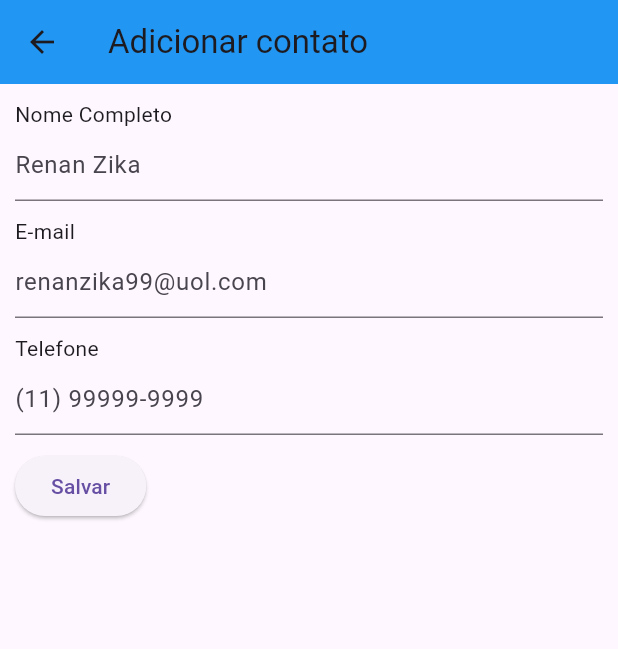
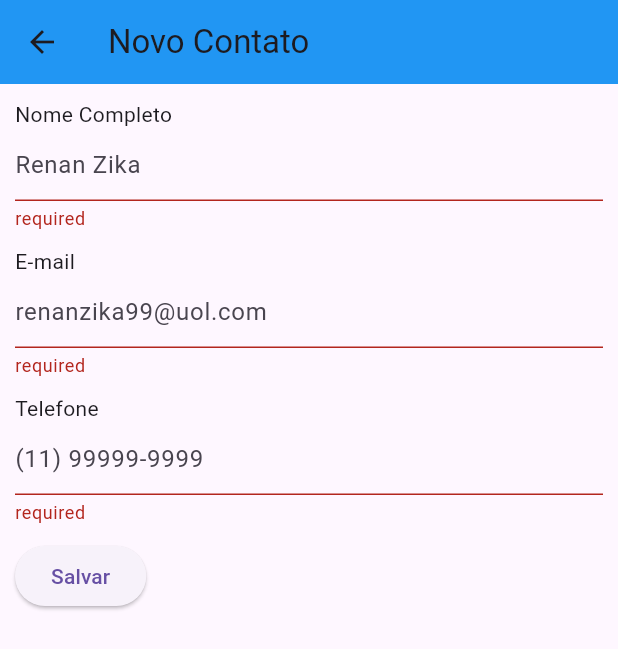
Before and after one commit to LucasRomanato0/Front-End, a Flutter app: the AddPage screen opened by its route, after a tap on "Salvar", on a phone screen of 412 x 824 dp. Shown: the top 649 px of the screen. Run offline on Flutter 3.47's test engine with Material 3 defaults, Android fonts, the phone set to English and light mode, and no system bars; our stand-ins replace auto_size_text, dio, equatable, flutter_modular, google_fonts; network calls fail.

Commit message:
implementando funcionalidade de adicionar contato no presentation

```diff
--- a/Flutter/clean_arch/lib/app/modules/home/home_module.dart
+++ b/Flutter/clean_arch/lib/app/modules/home/home_module.dart
@@ -29,7 +29,7 @@ class HomeModule extends Module {
         Bind.singleton<HomeController>(
           (i) => HomeController(i<GetUsersUsecase>()),
         ),
-        Bind.singleton<AddController>((i) => AddController()),
+        Bind.singleton<AddController>((i) => AddController(i())),
       ];
 
   @override
--- a/Flutter/clean_arch/lib/app/modules/home/presentation/controllers/add_controller.dart
+++ b/Flutter/clean_arch/lib/app/modules/home/presentation/controllers/add_controller.dart
@@ -1 +1,12 @@
-class AddController {}
+import 'package:clean_arch/app/modules/home/domain/models/dto/user_dto.dart';
+import 'package:clean_arch/app/modules/home/domain/usecases/add_user_usecase.dart';
+import 'package:clean_arch/app/modules/shared/response/response_presentation.dart';
+
+class AddController {
+  final IAddUserUsecase _usecase;
+  AddController(this._usecase);
+
+  Future<ResponsePresentation> addContact(UserDto dto) async {
+    return await _usecase(dto);
+  }
+}
--- a/Flutter/clean_arch/lib/app/modules/home/presentation/ui/add_page.dart
+++ b/Flutter/clean_arch/lib/app/modules/home/presentation/ui/add_page.dart
@@ -1,4 +1,7 @@
+import 'package:clean_arch/app/modules/home/domain/models/dto/user_dto.dart';
+import 'package:clean_arch/app/modules/home/presentation/controllers/add_controller.dart';
 import 'package:flutter/material.dart';
+import 'package:flutter_modular/flutter_modular.dart';
 
 class AddPage extends StatefulWidget {
   const AddPage({super.key});
@@ -8,20 +11,34 @@ class AddPage extends StatefulWidget {
 }
 
 class _AddPageState extends State<AddPage> {
+  final controller = Modular.get<AddController>();
+  final formKey = GlobalKey<FormState>();
+
+  final TextEditingController _nameController = TextEditingController();
+  final TextEditingController _emailController = TextEditingController();
+  final TextEditingController _phoneController = TextEditingController();
+
   @override
   Widget build(BuildContext context) {
     return Scaffold(
       appBar: AppBar(
-        title: const Text('Adicionar contato'),
+        title: const Text('Novo Contato'),
         backgroundColor: Colors.blue,
       ),
       body: Container(
         padding: const EdgeInsets.all(10),
+        child: Form(
+          key: formKey,
           child: Column(
             crossAxisAlignment: CrossAxisAlignment.start,
             children: [
               const Text('Nome Completo'),
               TextFormField(
+                controller: _nameController,
+                validator: (v) {
+                  if (v!.isEmpty) return 'required';
+                  return null;
+                },
                 decoration: const InputDecoration(
                   hintText: 'Renan Zika',
                 ),
@@ -30,6 +47,11 @@ class _AddPageState extends State<AddPage> {
               //
               const Text('E-mail'),
               TextFormField(
+                controller: _emailController,
+                validator: (v) {
+                  if (v!.isEmpty) return 'required';
+                  return null;
+                },
                 decoration: const InputDecoration(
                   hintText: 'renanzika99@uol.com',
                 ),
@@ -38,15 +60,62 @@ class _AddPageState extends State<AddPage> {
               //
               const Text('Telefone'),
               TextFormField(
+                controller: _phoneController,
+                validator: (v) {
+                  if (v!.isEmpty) return 'required';
+                  return null;
+                },
                 decoration: const InputDecoration(
                   hintText: '(11) 99999-9999',
                 ),
               ),
               const SizedBox(height: 10),
-            ElevatedButton(onPressed: () {}, child: const Text('Salvar')),
+              ElevatedButton(
+                onPressed: () async {
+                  if (formKey.currentState!.validate()) {
+                    var res = await controller.addContact(
+                      UserDto(
+                        name: _nameController.text,
+                        email: _emailController.text,
+                        phone: _phoneController.text,
+                      ),
+                    );
+
+                    if (res.success) {
+                      await alertMessage('Contato adicionado!');
+                      Modular.to.pop();
+                      Modular.to.pop(true); // Refresh list
+                    } else {
+                      await alertMessage(
+                        res.message ?? 'ERROR',
+                      );
+                    }
+                  }
+                },
+                child: const Text('Salvar'),
+              ),
             ],
+          ),
         ),
       ),
     );
   }
+
+  Future alertMessage(String message) async {
+    showDialog(
+      context: context,
+      builder: (BuildContext context) {
+        return AlertDialog(
+          title: const Text("Aviso"),
+          content: Text(message),
+          actions: <Widget>[
+            ElevatedButton(
+              onPressed: () => Modular.to.pop(),
+              child: const Text("Fechar"),
+            ),
+          ],
+        );
+      },
+    );
   }
+}
```
Also changed, not shown: Flutter/clean_arch/lib/app/modules/home/presentation/ui/home_page.dart (+5 -2 lines). Lines whose indentation alone changed are shown as unchanged.
